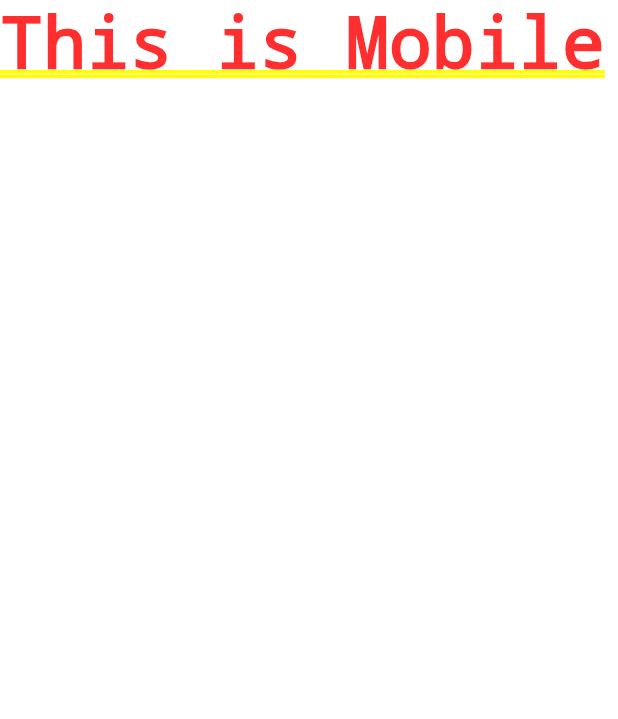
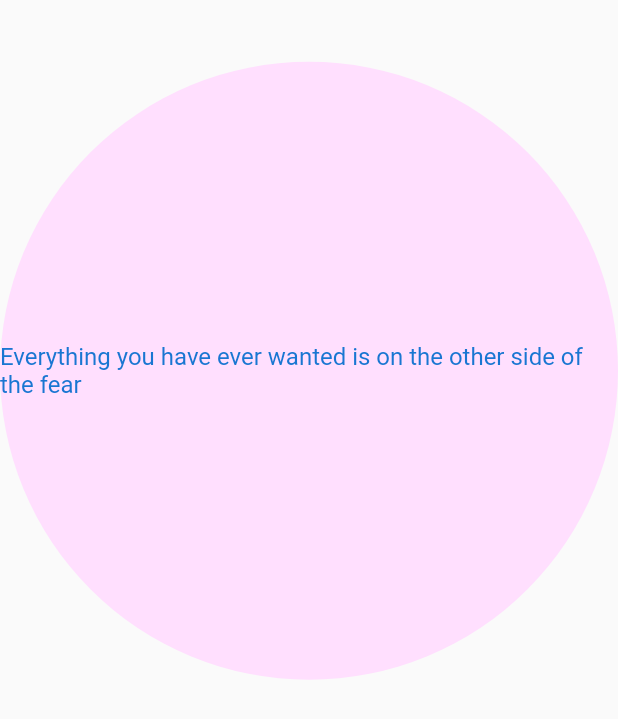
Before and after one commit to PavaneeshwarReddy/Pink-Ecstacy, a Flutter app: the screen it shows after launch, on a phone screen of 412 x 824 dp. Shown: the top 719 px of the screen. Run offline on Flutter 3.47's test engine with Material 2 defaults, Android fonts, the phone set to English and light mode, and no system bars; our stand-ins replace firebase_core; accounts and stored records are empty.

Commit message:
adding ready for web rendering ,login_screen

```diff
--- a/lib/responsiveness/mobile_screen_layout.dart
+++ b/lib/responsiveness/mobile_screen_layout.dart
@@ -1,5 +1,4 @@
 import 'package:flutter/material.dart';
-
 
 class MobileScreenLayout extends StatefulWidget {
   const MobileScreenLayout({Key? key}) : super(key: key);
@@ -11,8 +10,9 @@ class MobileScreenLayout extends StatefulWidget {
 class _MobileScreenLayoutState extends State<MobileScreenLayout> {
   @override
   Widget build(BuildContext context) {
-     return Container(
-      child:Text("This is Mobile")
-     );
+    return const Scaffold(
+        body: Center(
+      child: Text("This is Mobile"),
+    ));
   }
 }
--- /dev/null
+++ b/lib/screens/login_screen.dart
@@ -0,0 +1,32 @@
+import 'package:flutter/material.dart';
+import 'dart:ui';
+
+import 'package:instagram/utitlities/colors.dart';
+class LoginScreen extends StatefulWidget {
+  const LoginScreen({Key? key}) : super(key: key);
+
+  @override
+  State<LoginScreen> createState() => _LoginScreenState();
+}
+
+class _LoginScreenState extends State<LoginScreen> {
+  @override
+  Widget build(BuildContext context) {
+    return Scaffold(
+      body: SafeArea(
+        child: Stack(
+          children: [
+            Container(
+
+              child: CircleAvatar(
+                radius: MediaQuery.of(context).size.height*(0.3),
+                backgroundColor:bubble_pink ,
+                child:const  Text("Everything you have ever wanted is on the other side of the fear"),
+              ),
+            ),
+          ],
+        ),
+      ),
+    );
+  }
+}
```
Also changed, not shown: lib/main.dart (+23 -2 lines), pubspec.yaml (+8 -19 lines), pubspec.lock, 4 other files.
